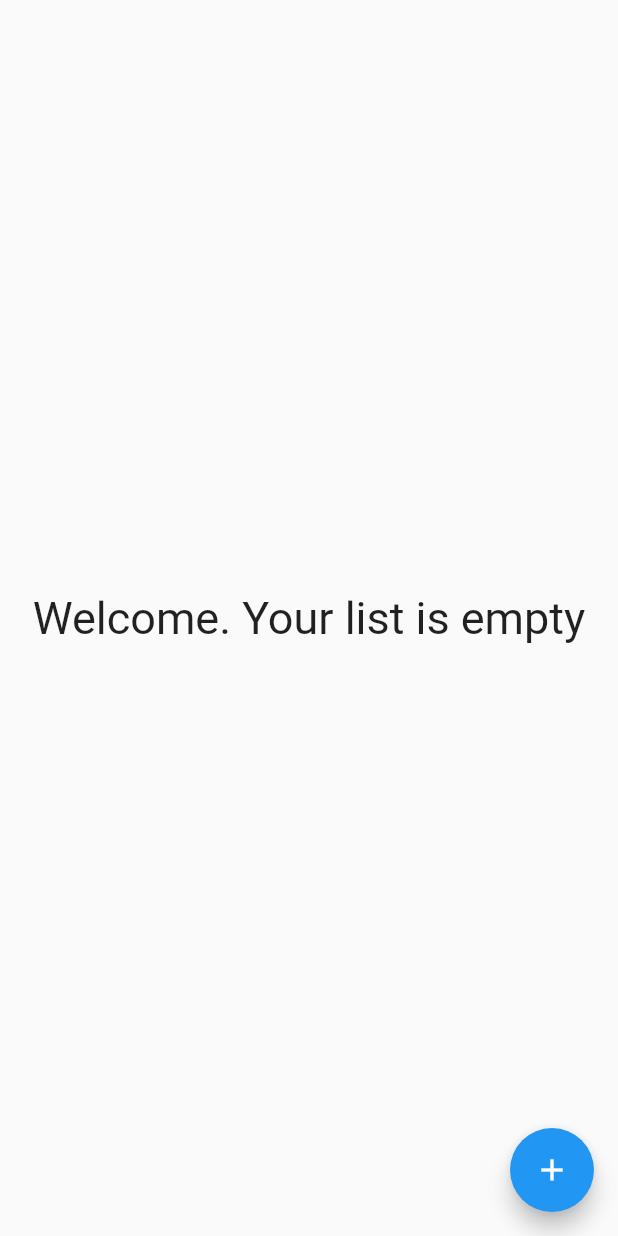
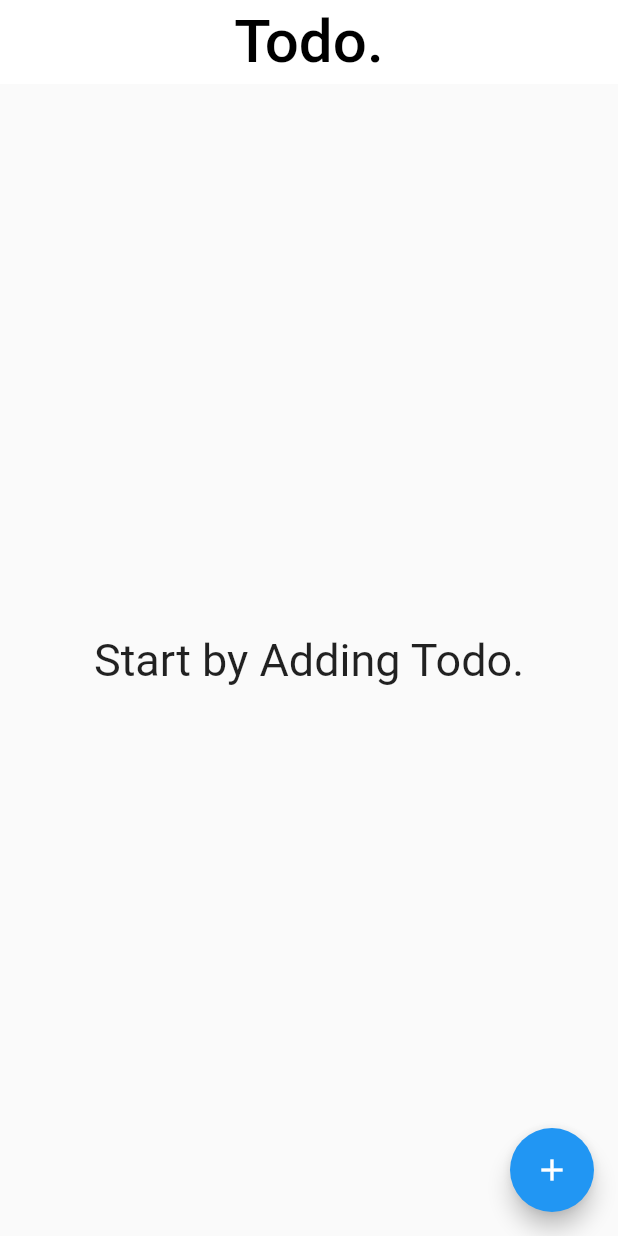
Before and after one commit to kvaishak/dashy, a Flutter app: the HomePage screen opened directly, on a phone screen of 412 x 824 dp. Run offline on Flutter 3.47's test engine with Material 2 defaults, Android fonts, the phone set to English and light mode, and no system bars; our stand-ins replace firebase_auth, firebase_database; accounts and stored records are empty.

Commit message:
Changed the package name to Dashy. Added New Icon files. Commented out the initial loading of data due to the issue mentioned in github,

```diff
--- a/lib/main.dart
+++ b/lib/main.dart
@@ -1,6 +1,6 @@
 import 'package:flutter/material.dart';
-import 'package:flutter_login_demo/services/authentication.dart';
-import 'package:flutter_login_demo/pages/root_page.dart';
+import 'package:dashy/services/authentication.dart';
+import 'package:dashy/pages/root_page.dart';
 
 
 void main() => runApp(new MyApp());
--- a/lib/pages/home_page.dart
+++ b/lib/pages/home_page.dart
@@ -1,7 +1,7 @@
 import 'package:flutter/material.dart';
-import 'package:flutter_login_demo/services/authentication.dart';
+import 'package:dashy/services/authentication.dart';
 import 'package:firebase_database/firebase_database.dart';
-import 'package:flutter_login_demo/models/todo.dart';
+import 'package:dashy/models/todo.dart';
 import 'dart:async';
 
 class HomePage extends StatefulWidget {
@@ -232,17 +232,18 @@ class _HomePageState extends State<HomePage> {
 
   Widget _showTodoList() {
     if (_todoList.length > 0) {
-      return Column (
-        children : <Widget> [
-      Padding(
-      padding: const EdgeInsets.fromLTRB(0.0, 50.0, 0.0, 0.0),
-    child: Column(
-    children: <Widget>[
-      Text(
-      "Todo.",
-      style: TextStyle(fontSize: 45.0),
-      ),])),
-      ListView.builder(
+//      return Column (
+//        children : <Widget> [
+//      Padding(
+//      padding: const EdgeInsets.fromLTRB(0.0, 50.0, 0.0, 0.0),
+//    child: Column(
+//    children: <Widget>[
+//      Text(
+//      "Todo.",
+//      style: TextStyle(fontSize: 45.0),
+//      ),])),   ]
+//      );
+      return ListView.builder(
       shrinkWrap: true,
           itemCount: _todoList.length,
           itemBuilder: (BuildContext context, int index) {
@@ -274,11 +275,10 @@ class _HomePageState extends State<HomePage> {
                       }),
                 ),
               );
-          })
-        ]
-      );
+          });
+
     } else {
-      return Center(child: Text("Welcome. Your list is empty",
+      return Center(child: Text("Start by Adding Todo.",
         textAlign: TextAlign.center,
         style: TextStyle(fontSize: 30.0),));
     }
@@ -287,15 +287,12 @@ class _HomePageState extends State<HomePage> {
   @override
   Widget build(BuildContext context) {
     return new Scaffold(
-//        appBar: new AppBar(
-//          title: new Text('Flutter login demo'),
-//          actions: <Widget>[
-//            new FlatButton(
-//                child: new Text('Logout',
-//                    style: new TextStyle(fontSize: 17.0, color: Colors.white)),
-//                onPressed: _signOut)
-//          ],
-//        ),
+        appBar: new AppBar(
+          title: new Text('Todo.', style: TextStyle(color: Colors.black, fontSize: 40),),
+          backgroundColor: Colors.white,
+          elevation: 0,
+          centerTitle: true,
+        ),
         body: _showTodoList(),
         floatingActionButton: FloatingActionButton(
           onPressed: () {
--- a/lib/pages/login_signup_page.dart
+++ b/lib/pages/login_signup_page.dart
@@ -1,6 +1,6 @@
 import 'package:flutter/material.dart';
 import 'package:firebase_auth/firebase_auth.dart';
-import 'package:flutter_login_demo/services/authentication.dart';
+import 'package:dashy/services/authentication.dart';
 
 class LoginSignUpPage extends StatefulWidget {
   LoginSignUpPage({this.auth, this.onSignedIn});
@@ -153,8 +153,8 @@ class _LoginSignUpPageState extends State<LoginSignUpPage>{
         padding: EdgeInsets.fromLTRB(0.0, 70.0, 0.0, 0.0),
         child: CircleAvatar(
           backgroundColor: Colors.transparent,
-          radius: 48.0,
-          child: Image.asset('assets/dashy-icon.png'),
+          radius: 80.0,
+          child: Image.asset('assets/dashy-login.png'),
         ),
       ),
     );
--- a/lib/pages/root_page.dart
+++ b/lib/pages/root_page.dart
@@ -1,6 +1,6 @@
 import 'package:flutter/material.dart';
-import 'package:flutter_login_demo/pages/login_signup_page.dart';
-import 'package:flutter_login_demo/services/authentication.dart';
+import 'package:dashy/pages/login_signup_page.dart';
+import 'package:dashy/services/authentication.dart';
 import 'main_page.dart';
 
 class RootPage extends StatefulWidget {
```
Also changed, not shown: lib/pages/main_page.dart (+4 -3 lines), pubspec.yaml (+9 -2 lines), assets/dashy-icon.png, pubspec.lock, 29 other files. Lines whose indentation alone changed are shown as unchanged.
